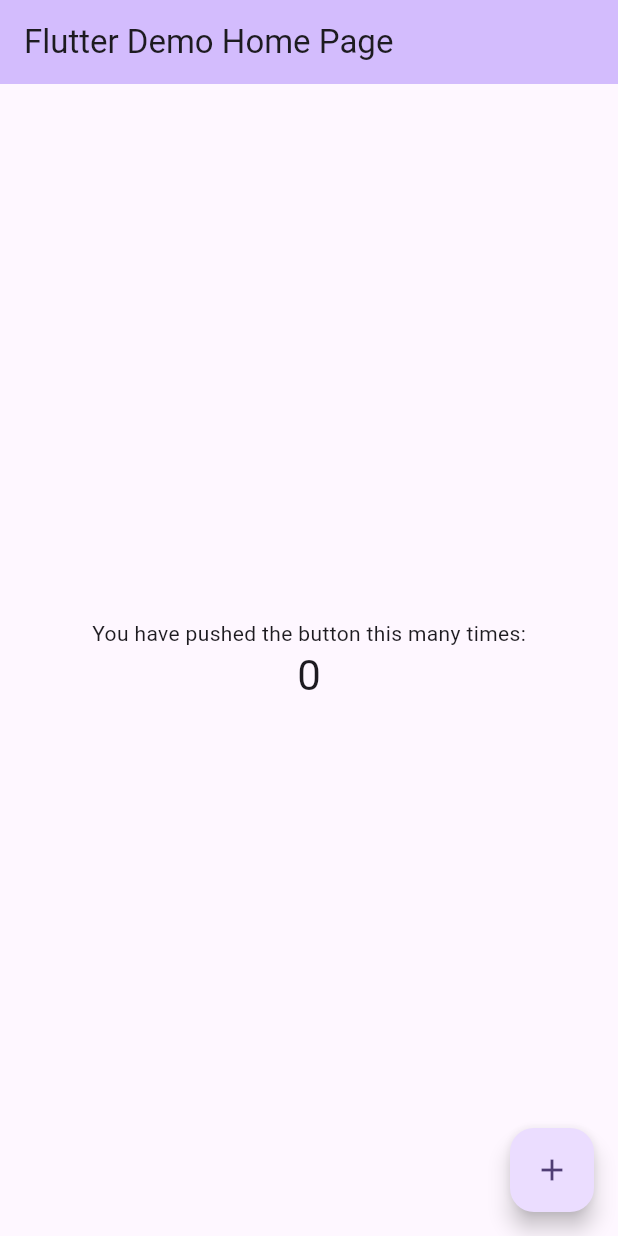
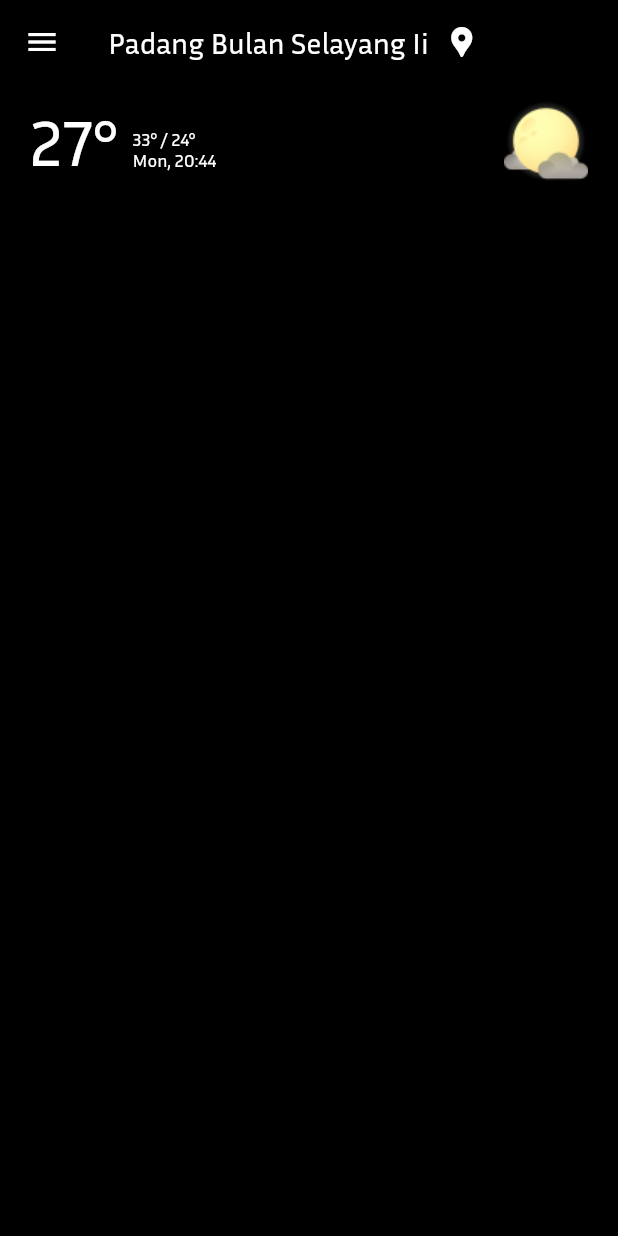
Before and after one commit to Melvin-Jovano/mobile-uas, a Flutter app: the screen it shows after launch, on a phone screen of 412 x 824 dp. Run offline on Flutter 3.47's test engine with Material 2 defaults, Android fonts, the phone set to English and light mode, and no system bars.

Commit message:
feat: home page

```diff
--- /dev/null
+++ b/lib/config/pallete.dart
@@ -0,0 +1,6 @@
+import 'package:flutter/material.dart';
+
+class Pallete {
+  static const primary = Colors.black;
+  static const secondary = Colors.black87;
+}
--- a/lib/main.dart
+++ b/lib/main.dart
@@ -1,4 +1,5 @@
 import 'package:flutter/material.dart';
+import 'package:mobile_uas/pages/home.dart';
 
 void main() {
   runApp(const MyApp());
@@ -7,119 +8,34 @@ void main() {
 class MyApp extends StatelessWidget {
   const MyApp({super.key});
 
-  // This widget is the root of your application.
   @override
   Widget build(BuildContext context) {
     return MaterialApp(
-      title: 'Flutter Demo',
+      debugShowCheckedModeBanner: false,
       theme: ThemeData(
-        // This is the theme of your application.
-        //
-        // TRY THIS: Try running your application with "flutter run". You'll see
-        // the application has a blue toolbar. Then, without quitting the app,
-        // try changing the seedColor in the colorScheme below to Colors.green
-        // and then invoke "hot reload" (save your changes or press the "hot
-        // reload" button in a Flutter-supported IDE, or press "r" if you used
-        // the command line to start the app).
-        //
-        // Notice that the counter didn't reset back to zero; the application
-        // state is not lost during the reload. To reset the state, use hot
-        // restart instead.
-        //
-        // This works for code too, not just values: Most code changes can be
-        // tested with just a hot reload.
-        colorScheme: ColorScheme.fromSeed(seedColor: Colors.deepPurple),
-        useMaterial3: true,
+        fontFamily: 'InriaSans',
+        textTheme: const TextTheme(
+          titleMedium: TextStyle(
+            color: Colors.white
+          ),
+          titleLarge: TextStyle(
+            color: Colors.white
+          ),
+          titleSmall: TextStyle(
+            color: Colors.white
+          ),
+          bodyLarge: TextStyle(
+            color: Colors.white
+          ),
+          bodyMedium: TextStyle(
+            color: Colors.white
+          ),
+          bodySmall: TextStyle(
+            color: Colors.white
+          ),
+        )
       ),
-      home: const MyHomePage(title: 'Flutter Demo Home Page'),
+      home: const HomePage(),
     );
   }
 }
-
-class MyHomePage extends StatefulWidget {
-  const MyHomePage({super.key, required this.title});
-
-  // This widget is the home page of your application. It is stateful, meaning
-  // that it has a State object (defined below) that contains fields that affect
-  // how it looks.
-
-  // This class is the configuration for the state. It holds the values (in this
-  // case the title) provided by the parent (in this case the App widget) and
-  // used by the build method of the State. Fields in a Widget subclass are
-  // always marked "final".
-
-  final String title;
-
-  @override
-  State<MyHomePage> createState() => _MyHomePageState();
-}
-
-class _MyHomePageState extends State<MyHomePage> {
-  int _counter = 0;
-
-  void _incrementCounter() {
-    setState(() {
-      // This call to setState tells the Flutter framework that something has
-      // changed in this State, which causes it to rerun the build method below
-      // so that the display can reflect the updated values. If we changed
-      // _counter without calling setState(), then the build method would not be
-      // called again, and so nothing would appear to happen.
-      _counter++;
-    });
-  }
-
-  @override
-  Widget build(BuildContext context) {
-    // This method is rerun every time setState is called, for instance as done
-    // by the _incrementCounter method above.
-    //
-    // The Flutter framework has been optimized to make rerunning build methods
-    // fast, so that you can just rebuild anything that needs updating rather
-    // than having to individually change instances of widgets.
-    return Scaffold(
-      appBar: AppBar(
-        // TRY THIS: Try changing the color here to a specific color (to
-        // Colors.amber, perhaps?) and trigger a hot reload to see the AppBar
-        // change color while the other colors stay the same.
-        backgroundColor: Theme.of(context).colorScheme.inversePrimary,
-        // Here we take the value from the MyHomePage object that was created by
-        // the App.build method, and use it to set our appbar title.
-        title: Text(widget.title),
-      ),
-      body: Center(
-        // Center is a layout widget. It takes a single child and positions it
-        // in the middle of the parent.
-        child: Column(
-          // Column is also a layout widget. It takes a list of children and
-          // arranges them vertically. By default, it sizes itself to fit its
-          // children horizontally, and tries to be as tall as its parent.
-          //
-          // Column has various properties to control how it sizes itself and
-          // how it positions its children. Here we use mainAxisAlignment to
-          // center the children vertically; the main axis here is the vertical
-          // axis because Columns are vertical (the cross axis would be
-          // horizontal).
-          //
-          // TRY THIS: Invoke "debug painting" (choose the "Toggle Debug Paint"
-          // action in the IDE, or press "p" in the console), to see the
-          // wireframe for each widget.
-          mainAxisAlignment: MainAxisAlignment.center,
-          children: <Widget>[
-            const Text(
-              'You have pushed the button this many times:',
-            ),
-            Text(
-              '$_counter',
-              style: Theme.of(context).textTheme.headlineMedium,
-            ),
-          ],
-        ),
-      ),
-      floatingActionButton: FloatingActionButton(
-        onPressed: _incrementCounter,
-        tooltip: 'Increment',
-        child: const Icon(Icons.add),
-      ), // This trailing comma makes auto-formatting nicer for build methods.
-    );
-  }
-}
--- /dev/null
+++ b/lib/pages/home.dart
@@ -0,0 +1,72 @@
+
+import 'package:flutter/material.dart';
+import 'package:mobile_uas/config/pallete.dart';
+
+class HomePage extends StatefulWidget {
+  const HomePage({super.key});
+
+  @override
+  State<HomePage> createState() => _HomePageState();
+}
+
+class _HomePageState extends State<HomePage> {
+
+  @override
+  Widget build(BuildContext context) {
+    return SafeArea(
+      child: Scaffold(
+        backgroundColor: Pallete.primary,
+        appBar: AppBar(
+          backgroundColor: Colors.transparent,
+          leading: const Icon(Icons.menu),
+          title: const Row(
+            children: [
+              Text('Padang Bulan Selayang Ii'),
+              SizedBox(width: 10,),
+              Icon(Icons.location_pin)
+            ],
+          ),
+        ),
+        body: Padding(
+          padding: const EdgeInsets.symmetric(
+            vertical: 10,
+            horizontal: 20
+          ),
+          child: ListView(
+            children: [
+              Row(
+                mainAxisAlignment: MainAxisAlignment.spaceBetween,
+                children: [
+                  const Row(
+                    children: [
+                      Text('27°', style: TextStyle(
+                        fontSize: 44
+                      ),),
+                      SizedBox(width: 10,),
+                      Column(
+                        mainAxisSize: MainAxisSize.max,
+                        crossAxisAlignment: CrossAxisAlignment.start,
+                        children: [
+                          SizedBox(height: 10,),
+                          Text('33° / 24°', style: TextStyle(
+                            fontSize: 12
+                          ),),
+                          Text('Mon, 20:44', style: TextStyle(
+                            fontSize: 12
+                          ),),
+                        ],
+                      ),
+                    ],
+                  ),
+                  Image.asset('assets/img/full_moon.png')
+                ],
+              )
+
+              // TODO Continue Here
+            ],
+          ),
+        )
+      ),
+    );
+  }
+}
```
Also changed, not shown: pubspec.yaml (+12 -68 lines), assets/fonts/InriaSans-Bold.ttf (added), assets/fonts/InriaSans-BoldItalic.ttf (added), assets/fonts/InriaSans-Italic.ttf (added), assets/fonts/InriaSans-Light.ttf (added), assets/fonts/InriaSans-LightItalic.ttf (added), assets/fonts/InriaSans-Regular.ttf (added), assets/img/full_moon.png (added).
